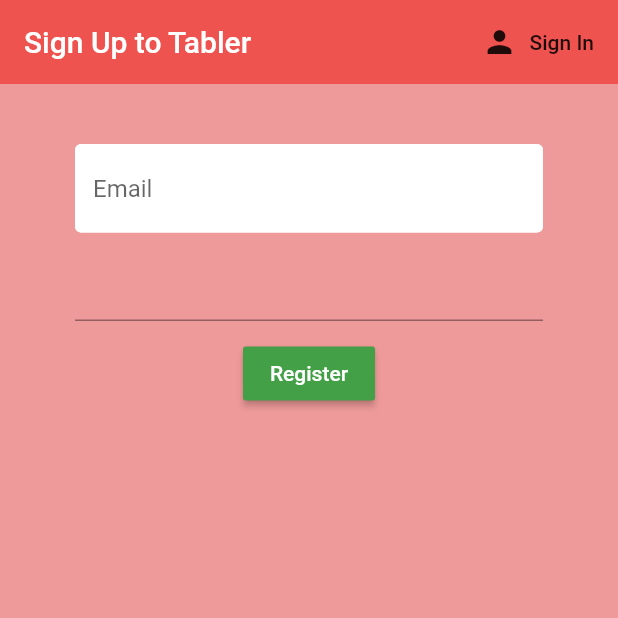
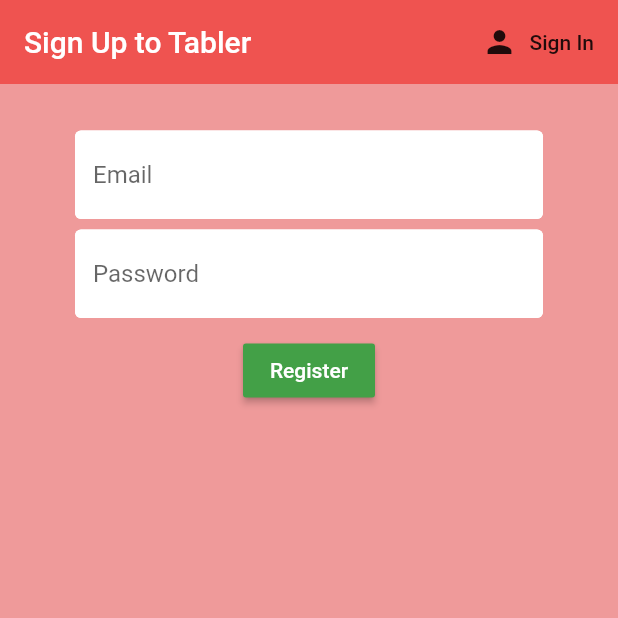
Before and after one commit to aregmi450/table, a Flutter app: the screen it shows after launch, after a tap on "Sign In", after a tap on "Register", on a phone screen of 412 x 824 dp, the top half of it. Run offline on Flutter 3.47's test engine with Material 2 defaults, Android fonts, the phone set to English and light mode, and no system bars; our stand-ins replace firebase_auth; accounts and stored records are empty.

Commit message:
fourth commit

```diff
--- a/lib/screens/authenticate/register.dart
+++ b/lib/screens/authenticate/register.dart
@@ -1,3 +1,4 @@
+import 'package:app/shared/constants.dart';
 import 'package:flutter/material.dart';
 import 'package:app/services/auth.dart';
 
@@ -41,22 +42,17 @@ class _RegisterState extends State<Register> {
           key: _formKey,
           child: Column(
             children: <Widget>[
-              SizedBox(height: 20.0),
+              SizedBox(height: 11.0),
               TextFormField(
-                  decoration: InputDecoration(
-                    hintText: 'Email',
-                    fillColor: Colors.white,
-                    filled: true,
-                    enabledBorder: OutlineInputBorder(
-                        borderSide:
-                            BorderSide(color: Colors.white, width: 2.0)),
-                  ),
+                  decoration: textInputDecoration.copyWith(hintText: 'Email'),
                   validator: (val) => val.isEmpty ? 'Enter an email' : null,
                   onChanged: (val) {
                     setState(() => email = val);
                   }),
-              SizedBox(height: 11.0),
+              SizedBox(height: 7.0),
               TextFormField(
+                  decoration:
+                      textInputDecoration.copyWith(hintText: 'Password'),
                   obscureText: true,
                   validator: (val) =>
                       val.length < 6 ? 'Enter a password 6+ chars long' : null,
--- a/lib/screens/authenticate/signin.dart
+++ b/lib/screens/authenticate/signin.dart
@@ -1,4 +1,5 @@
 import 'package:app/services/auth.dart';
+import 'package:app/shared/constants.dart';
 import 'package:flutter/material.dart';
 
 class SignIn extends StatefulWidget {
@@ -20,6 +21,12 @@ class _SignInState extends State<SignIn> {
 
   @override
   Widget build(BuildContext context) {
+    var textFormField = TextFormField(
+        decoration: textInputDecoration.copyWith(hintText: 'Email'),
+        validator: (val) => val.isEmpty ? 'Enter an email' : null,
+        onChanged: (val) {
+          setState(() => email = val);
+        });
     return Scaffold(
       backgroundColor: Colors.red[200],
       appBar: AppBar(
@@ -41,21 +48,19 @@ class _SignInState extends State<SignIn> {
           key: _formKey,
           child: Column(
             children: <Widget>[
-              SizedBox(height: 11.0),
+              SizedBox(height: 9.0),
+              textFormField,
+              SizedBox(height: 9.0),
               TextFormField(
-                  validator: (val) => val.isEmpty ? 'Enter an email' : null,
-                  onChanged: (val) {
-                    setState(() => email = val);
-                  }),
-              SizedBox(height: 11.0),
-              TextFormField(
+                  decoration:
+                      textInputDecoration.copyWith(hintText: 'Password'),
                   obscureText: true,
                   validator: (val) =>
-                      val.length < 6 ? 'Enter a password 6+ chars long' : null,
+                      val.length < 6 ? 'Enter your correct password' : null,
                   onChanged: (val) {
                     setState(() => password = val);
                   }),
-              SizedBox(height: 11.0),
+              SizedBox(height: 9.0),
               RaisedButton(
                   color: Colors.brown[400],
                   child: Text(
--- /dev/null
+++ b/lib/shared/constants.dart
@@ -0,0 +1,10 @@
+import 'package:flutter/material.dart';
+
+const textInputDecoration = InputDecoration(
+  fillColor: Colors.white,
+  filled: true,
+  enabledBorder: OutlineInputBorder(
+      borderSide: BorderSide(color: Colors.white, width: 2.0)),
+  focusedBorder: OutlineInputBorder(
+      borderSide: BorderSide(color: Colors.green, width: 2.0)),
+);
```
